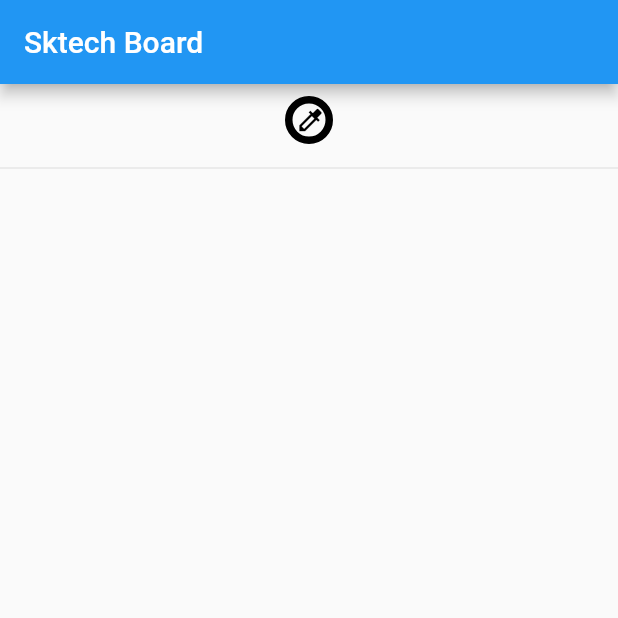
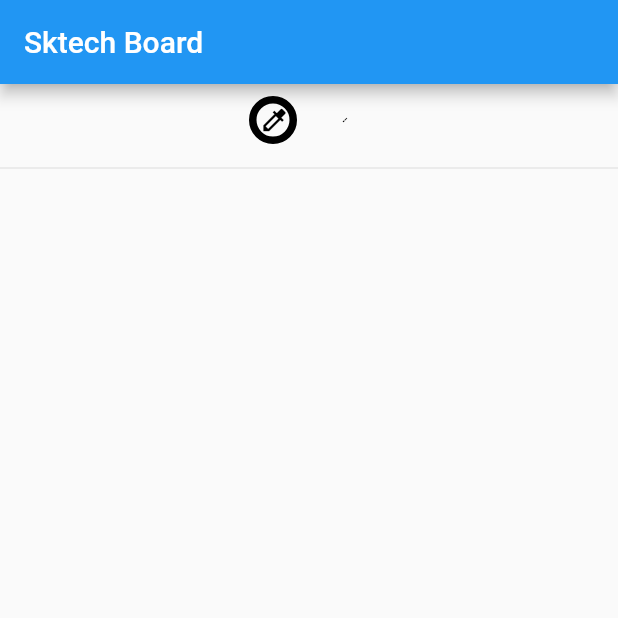
Before and after one commit to vinay416/sketch-board, a Flutter app: the screen it shows after launch, on a phone screen of 412 x 824 dp, the top half of it. Run offline on Flutter 3.47's test engine with Material 2 defaults, Android fonts, the phone set to English and light mode, and no system bars; our stand-ins replace flutter_colorpicker, tuple.

Commit message:
sketch tools

```diff
--- a/lib/utils/sketch_default.dart
+++ b/lib/utils/sketch_default.dart
@@ -1,7 +1,6 @@
 import 'package:flutter/material.dart';
 
 class SketchDefault {
-  static const Color boardColor = Colors.white;
   static const Color penColor = Colors.black;
   static const PaintingStyle stroke = PaintingStyle.stroke;
   static const double strokeSize = 4.0;
--- a/lib/view/gesture_handler/sketch_gestures.dart
+++ b/lib/view/gesture_handler/sketch_gestures.dart
@@ -6,8 +6,7 @@ import '../../model/sketch_paint_model.dart';
 import '../sketch_painter/sketch_painter.dart';
 
 class SketchGesture extends StatefulWidget {
-  const SketchGesture({super.key, required this.paintModel});
-  final SketchPaintModel paintModel;
+  const SketchGesture({super.key});
 
   @override
   State<SketchGesture> createState() => _SketchGestureState();
@@ -20,7 +19,7 @@ class _SketchGestureState extends State<SketchGesture> {
   void initState() {
     super.initState();
     sketchVM = context.read<SketchViewModel>();
-    sketchVM.addNewSketch(widget.paintModel, notify: false);
+    sketchVM.addNewSketch(sketchVM.defaultSketch, notify: false);
   }
 
   @override
--- a/lib/view/sketch_board.dart
+++ b/lib/view/sketch_board.dart
@@ -1,21 +1,11 @@
 import 'package:canvas_paint/view/gesture_handler/sketch_gestures.dart';
 import 'package:canvas_paint/view/sketch_tools/sketch_color_picker.dart';
 import 'package:flutter/material.dart';
-import '../model/sketch_paint_model.dart';
-import '../utils/sketch_default.dart';
+
+import 'sketch_tools/sketch_stroke_sizes.dart';
 
 class SketchBoard extends StatelessWidget {
-  const SketchBoard({
-    super.key,
-    this.boardColor = SketchDefault.boardColor,
-    this.penColor = SketchDefault.penColor,
-    this.stroke = SketchDefault.stroke,
-    this.strokeSize = SketchDefault.strokeSize,
-  });
-  final Color boardColor;
-  final Color penColor;
-  final PaintingStyle stroke;
-  final double strokeSize;
+  const SketchBoard({super.key});
 
   @override
   Widget build(BuildContext context) {
@@ -23,23 +13,20 @@ class SketchBoard extends StatelessWidget {
       children: [
         buildTools(context),
         const Divider(),
-        Expanded(
-          child: SketchGesture(
-            paintModel: SketchPaintModel.empty(
-              penColor: penColor,
-              stroke: stroke,
-              strokeSize: strokeSize,
-            ),
-          ),
-        ),
+        buildBoard(),
       ],
     );
+  }
+
+  Expanded buildBoard() {
+    return const Expanded(child: SketchGesture());
   }
 
   Widget buildTools(BuildContext context) {
     return Wrap(
       children: [
         SketchColorPicker.colorizer(context),
+        SketchStrokeSizes.pen(context),
       ],
     );
   }
--- a/lib/view_model/sketch_view_model.dart
+++ b/lib/view_model/sketch_view_model.dart
@@ -6,6 +6,14 @@ import '../utils/sketch_default.dart';
 class SketchViewModel with ChangeNotifier {
   List<SketchPaintModel> _sketchs = [];
   List<SketchPaintModel> get sketchs => List.unmodifiable(_sketchs);
+
+  SketchPaintModel get defaultSketch {
+    return SketchPaintModel.empty(
+      penColor: SketchDefault.penColor,
+      stroke: SketchDefault.stroke,
+      strokeSize: SketchDefault.strokeSize,
+    );
+  }
 
   void addNewSketch(SketchPaintModel sketch, {bool notify = true}) {
     _sketchs = [..._sketchs, sketch];
@@ -19,8 +27,9 @@ class SketchViewModel with ChangeNotifier {
 
   void updatePainter() => notifyListeners();
 
+  // Current tools value
   Color get currentPenColor {
-    if(_sketchs.isEmpty) return SketchDefault.penColor;
+    if (_sketchs.isEmpty) return defaultSketch.penColor;
     return _sketchs.last.penColor;
   }
 
@@ -28,4 +37,16 @@ class SketchViewModel with ChangeNotifier {
     final newSketch = _sketchs.last.copyWith(penColor: penColor, points: []);
     addNewSketch(newSketch);
   }
+
+  double get currentStrokeSize {
+    if (_sketchs.isEmpty) return defaultSketch.strokeSize;
+    return _sketchs.last.strokeSize;
+  }
+
+  void updateSketchStrokeSize(double size) {
+    // final newSketch = _sketchs.last.copyWith(penColor: penColor, points: []);
+    // addNewSketch(newSketch);
+  }
+
+
 }
--- a/pubspec.yaml
+++ b/pubspec.yaml
@@ -11,6 +11,7 @@ dependencies:
     sdk: flutter
   flutter_colorpicker: ^1.1.0
   provider: ^6.1.2
+  tuple: ^2.0.2
 
 dev_dependencies:
   flutter_test:
```
Also changed, not shown: lib/view/sketch_tools/sketch_stroke_sizes.dart (added, +37 -0 lines), pubspec.lock.
